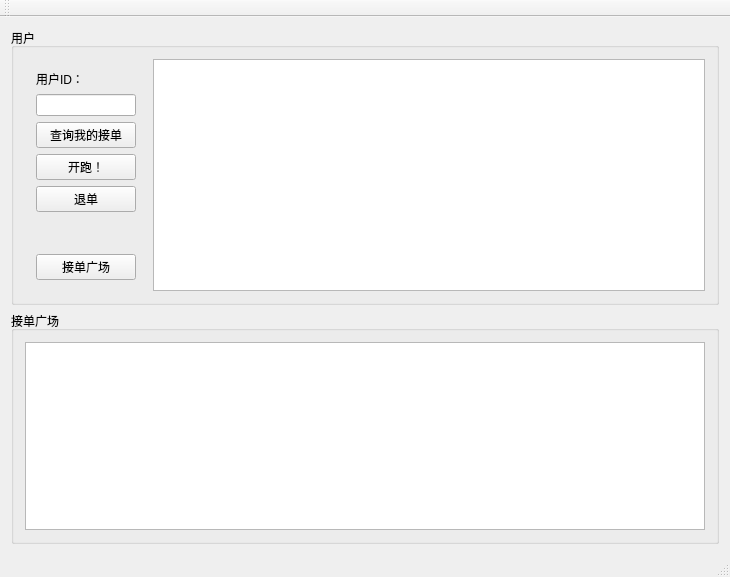
The window that mainwindow.ui (gongfpp/RunnerClient) describes before a commit, drawn with Qt 5.
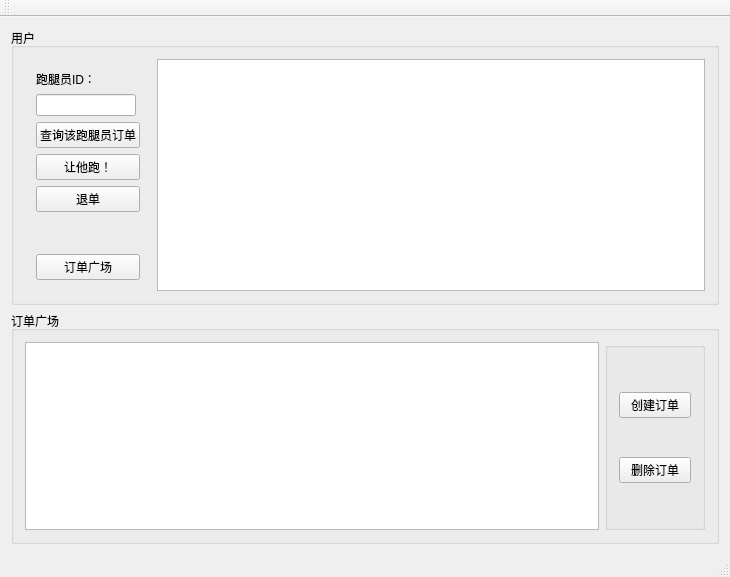
The same window after the commit. Icons and pictures are not drawn.

The edit to the form file:
```diff
--- a/mainwindow.ui
+++ b/mainwindow.ui
@@ -49,7 +49,7 @@
              </size>
             </property>
             <property name="text">
-             <string>用户ID：</string>
+             <string>跑腿员ID：</string>
             </property>
            </widget>
           </item>
@@ -66,14 +66,14 @@
           <item>
            <widget class="QPushButton" name="HistoryOrderButton">
             <property name="text">
-             <string>查询我的接单</string>
+             <string>查询该跑腿员订单</string>
             </property>
            </widget>
           </item>
           <item>
            <widget class="QPushButton" name="takeOrderButton">
             <property name="text">
-             <string>开跑！</string>
+             <string>让他跑！</string>
             </property>
            </widget>
           </item>
@@ -100,7 +100,7 @@
           <item>
            <widget class="QPushButton" name="AllOrderButton">
             <property name="text">
-             <string>接单广场</string>
+             <string>订单广场</string>
             </property>
            </widget>
           </item>
@@ -116,12 +116,41 @@
     <item>
      <widget class="QGroupBox" name="groupBox">
       <property name="title">
-       <string>接单广场</string>
+       <string>订单广场</string>
       </property>
-      <layout class="QVBoxLayout" name="verticalLayout_3">
+      <layout class="QHBoxLayout" name="horizontalLayout_3">
        <item>
         <widget class="QTableView" name="AllSqlTable"/>
        </item>
+       <item>
+        <widget class="QGroupBox" name="groupBox_3">
+         <property name="maximumSize">
+          <size>
+           <width>100</width>
+           <height>16777215</height>
+          </size>
+         </property>
+         <property name="title">
+          <string/>
+         </property>
+         <layout class="QVBoxLayout" name="verticalLayout_3">
+          <item>
+           <widget class="QPushButton" name="CreateOrderButton">
+            <property name="text">
+             <string>创建订单</string>
+            </property>
+           </widget>
+          </item>
+          <item>
+           <widget class="QPushButton" name="DeleteOrderButton">
+            <property name="text">
+             <string>删除订单</string>
+            </property>
+           </widget>
+          </item>
+         </layout>
+        </widget>
+       </item>
       </layout>
      </widget>
     </item>
```
Left out of the diff: 8 changed lines with no effect on the pictures.
